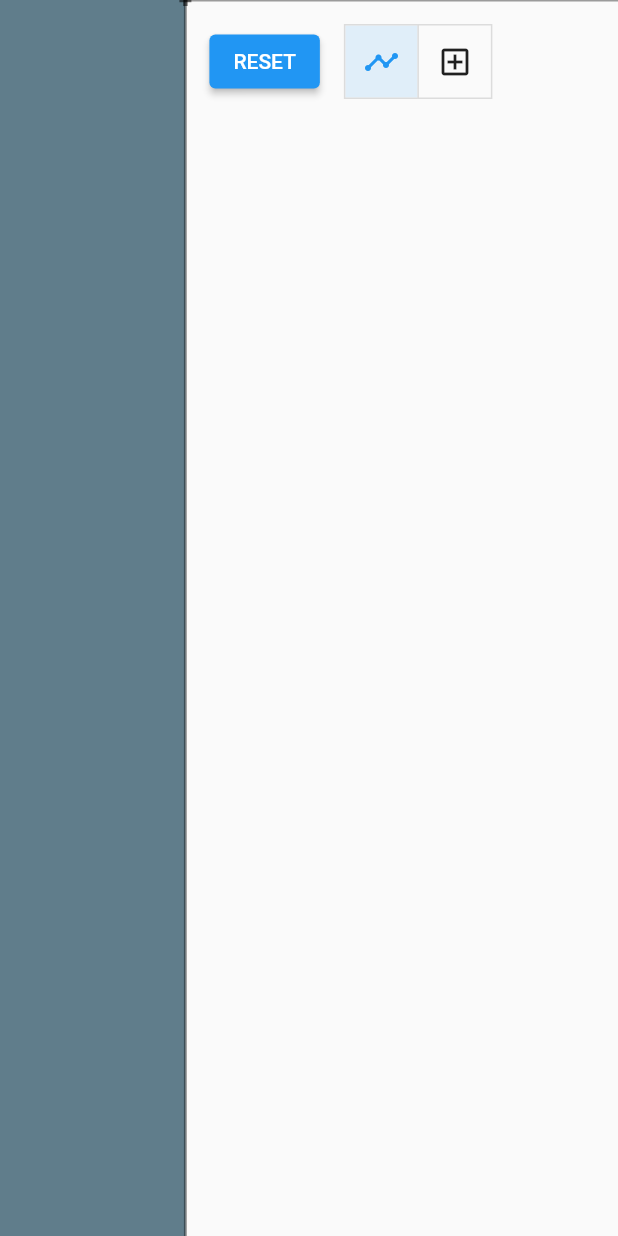
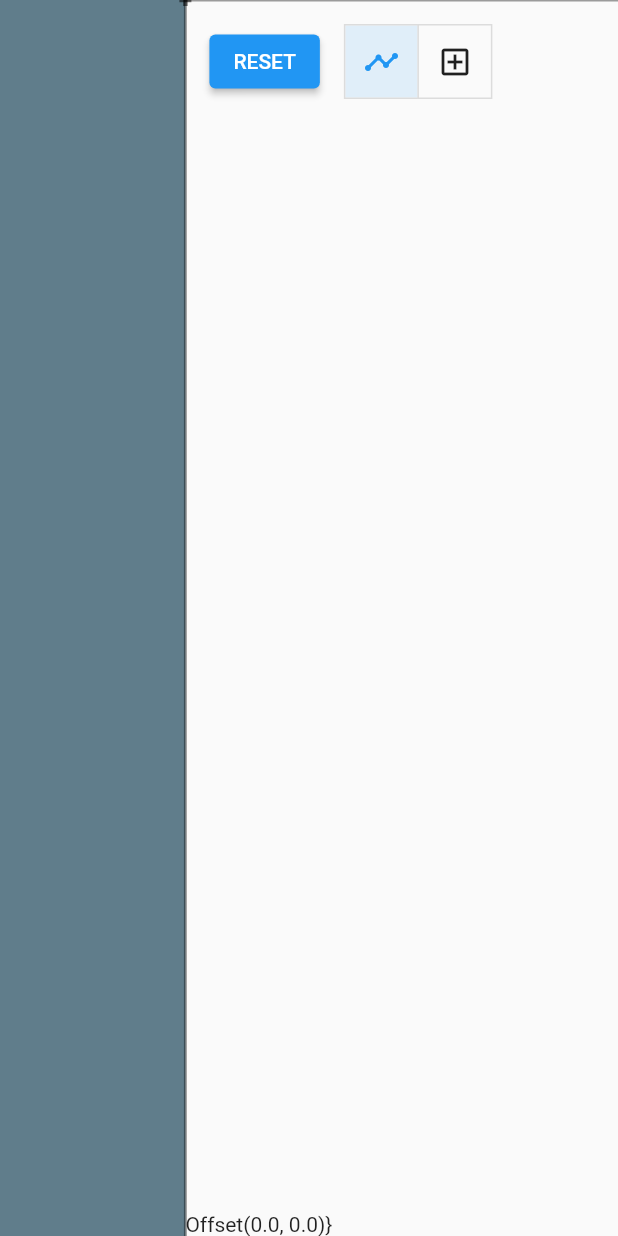
Before and after one commit to Kurogoma4D/flutter_path_generator, a Flutter app: the screen it shows after launch, on a phone screen of 412 x 824 dp. Run offline on Flutter 3.47's test engine with Material 2 defaults, Android fonts, the light colour scheme and no system bars; our stand-ins replace flutter_riverpod, gap; missing offline and left inert: code_builder, dart_style.

Commit message:
add: pointer coordinate

```diff
--- /dev/null
+++ b/lib/models/pointer_location.dart
@@ -0,0 +1,5 @@
+import 'dart:ui';
+
+import 'package:flutter_riverpod/flutter_riverpod.dart';
+
+final pointerLocationProvider = StateProvider((_) => Offset(0.0, 0.0));
--- a/lib/view_models/path_canvas_view_model.dart
+++ b/lib/view_models/path_canvas_view_model.dart
@@ -3,6 +3,7 @@ import 'dart:ui';
 import 'package:flutter_path_generator/models/canvas_mode.dart';
 import 'package:flutter_path_generator/models/canvas_origin.dart';
 import 'package:flutter_path_generator/models/path_points.dart';
+import 'package:flutter_path_generator/models/pointer_location.dart';
 import 'package:flutter_riverpod/flutter_riverpod.dart';
 
 final pathCanvasViewModel = Provider.autoDispose(
@@ -32,4 +33,7 @@ class PathCanvasViewModel {
   void setCanvasMode(CanvasMode mode) => read(canvasModeProvider).state = mode;
 
   void reset() => read(pathPointsProvider.notifier).deleteAll();
+
+  void updatePointerLocation(double x, double y) =>
+      read(pointerLocationProvider).state = Offset(x, y);
 }
--- a/lib/views/path_canvas.dart
+++ b/lib/views/path_canvas.dart
@@ -1,9 +1,12 @@
 import 'package:flutter/material.dart';
 import 'package:flutter_path_generator/models/canvas_mode.dart';
 import 'package:flutter_path_generator/models/canvas_origin.dart';
+import 'package:flutter_path_generator/models/pointer_location.dart';
 import 'package:flutter_path_generator/view_models/path_canvas_view_model.dart';
 import 'package:flutter_riverpod/flutter_riverpod.dart';
 import 'package:gap/gap.dart';
+
+const isDebug = !bool.fromEnvironment('dart.vm.product');
 
 class PathCanvas extends StatelessWidget {
   const PathCanvas({Key? key}) : super(key: key);
@@ -13,12 +16,19 @@ class PathCanvas extends StatelessWidget {
     return Stack(
       children: [
         Positioned.fill(
-          child: GestureDetector(
-            onTapUp: (detail) => context
+          child: MouseRegion(
+            onHover: (event) => context
                 .read(pathCanvasViewModel)
-                .onTapCanvas(detail.localPosition.dx, detail.localPosition.dy),
-            behavior: HitTestBehavior.opaque,
-            child: const _Canvas(),
+                .updatePointerLocation(
+                    event.localPosition.dx, event.localPosition.dy),
+            child: GestureDetector(
+              onTapUp: (detail) => context
+                  .read(pathCanvasViewModel)
+                  .onTapCanvas(
+                      detail.localPosition.dx, detail.localPosition.dy),
+              behavior: HitTestBehavior.opaque,
+              child: const _Canvas(),
+            ),
           ),
         ),
         Positioned(
@@ -37,6 +47,12 @@ class PathCanvas extends StatelessWidget {
             ],
           ),
         ),
+        if (isDebug)
+          Positioned(
+            bottom: 0,
+            left: 0,
+            child: _DebugPointerLocation(),
+          )
       ],
     );
   }
@@ -128,3 +144,13 @@ class _PathPainter extends CustomPainter {
       oldDelegate.points.length != points.length ||
       origin != oldDelegate.origin;
 }
+
+class _DebugPointerLocation extends ConsumerWidget {
+  const _DebugPointerLocation({Key? key}) : super(key: key);
+
+  @override
+  Widget build(BuildContext context, ScopedReader watch) {
+    final location = watch(pointerLocationProvider).state;
+    return Text('$location}');
+  }
+}
```
